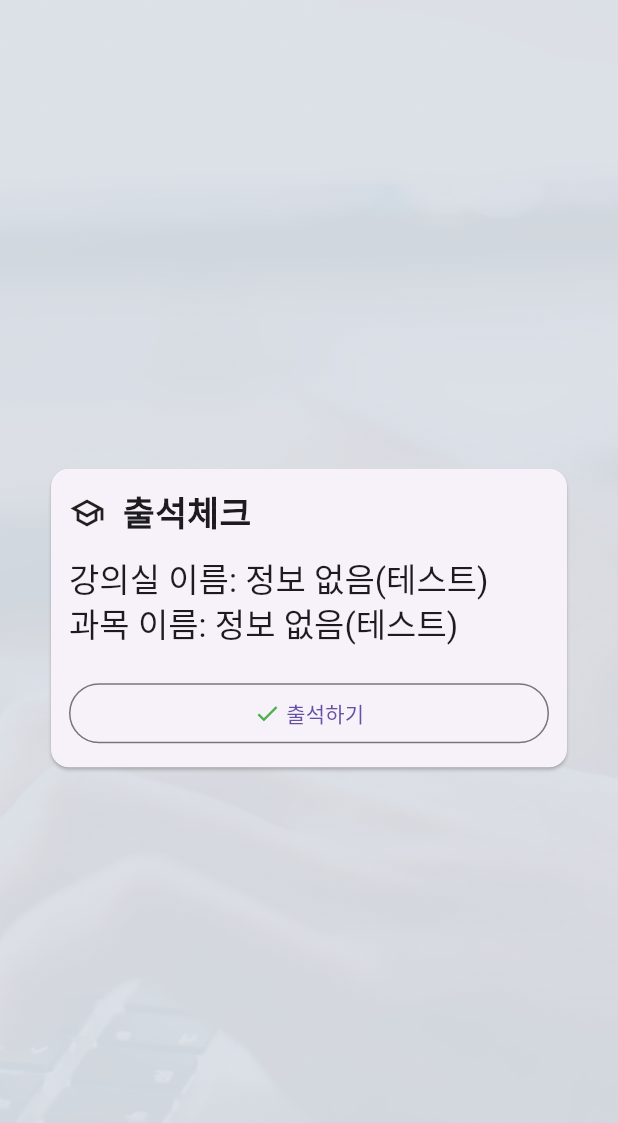
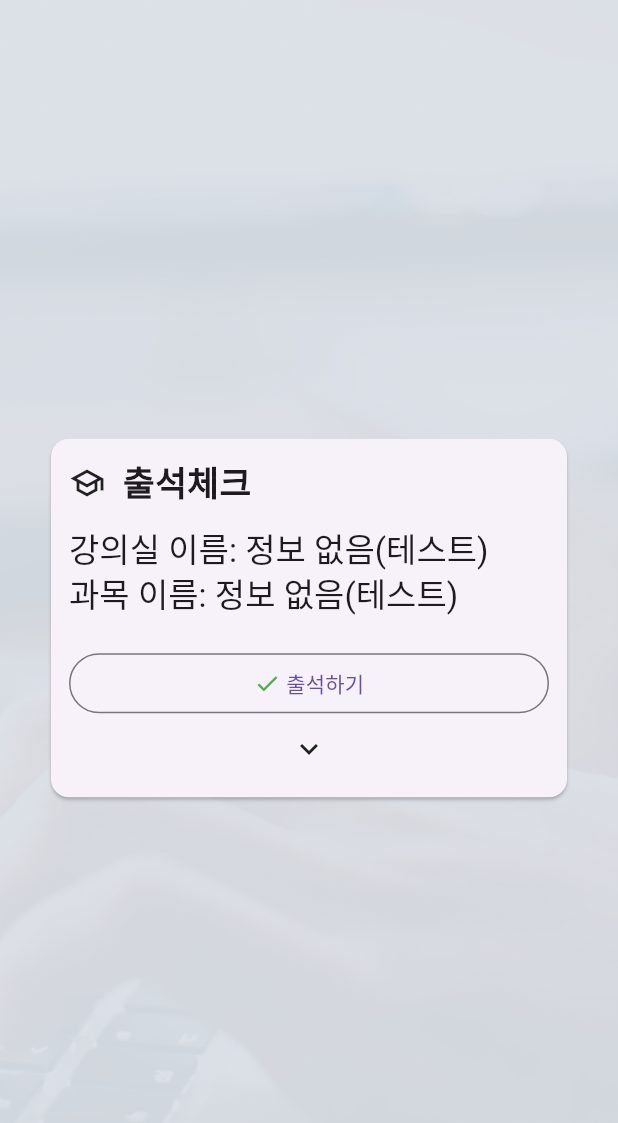
Before and after one commit to SUVID-18/check_attendance_student, a Flutter app: the screen it shows after launch, after a tap on "출결 테스트(로컬)", on a phone screen of 412 x 824 dp. Shown: the top 1123 px of the screen. Run offline on Flutter 3.47's test engine with Material 2 defaults, Android fonts, the phone set to English and light mode, and no system bars; our stand-ins replace cloud_firestore, cloud_functions, firebase_auth, firebase_core, firebase_dynamic_links, go_router and 1 more; accounts and stored records are empty; generated files the repository leaves out were written again.

Commit message:
#60 강의 목록 정보를 출력할 수 있도록 작업(초안)

```diff
--- a/lib/view/attendance.dart
+++ b/lib/view/attendance.dart
@@ -47,6 +47,7 @@ class _AttendancePageState extends State<AttendancePage> {
                       );
                     } else {
                       return CheckAttendanceCard(
+                        run: viewModel.getAllLectures,
                         lectureRoomName: snapshot.data!.room,
                         lectureName: snapshot.data!.name,
                         onAttendance: () async {
--- a/lib/view/attendance_fake.dart
+++ b/lib/view/attendance_fake.dart
@@ -38,7 +38,8 @@ class _FakeAttendancePageState extends State<FakeAttendancePage> {
                     if (snapshot.connectionState == ConnectionState.waiting) {
                       return const Center(child: CircularProgressIndicator());
                     } else {
-                      return const CheckAttendanceCard(
+                      return CheckAttendanceCard(
+                        run: viewModel.getAllLectures,
                         lectureRoomName: '정보 없음(테스트)',
                         lectureName: '정보 없음(테스트)',
                       );
--- a/lib/view/styles.dart
+++ b/lib/view/styles.dart
@@ -1,3 +1,4 @@
+import 'package:check_attendance_student/model/lecture.dart';
 import 'package:flutter/material.dart';
 
 /// 강의실 정보와 출석하기 버튼이 포함된 위젯
@@ -23,11 +24,13 @@ import 'package:flutter/material.dart';
 /// 번 출석 버튼을 누르면 버튼이 비활성화되도록 구현함.
 
 class CheckAttendanceCard extends StatefulWidget {
+  final Future<List<Lecture>?> Function()? run;
   final String lectureRoomName;
   final String lectureName;
   final void Function()? onAttendance;
 
   const CheckAttendanceCard({
+    this.run,
     required this.lectureRoomName,
     required this.lectureName,
     this.onAttendance,
@@ -99,6 +102,20 @@ class _CheckAttendanceCardState extends State<CheckAttendanceCard> {
                 ],
               ),
             ),
+            if (widget.run != null)
+              SubjectListExpansionTile(
+                  child: FutureBuilder(
+                future: widget.run!(),
+                // TODO: null처리 및 데이터 출력
+                builder: (context, snapshot) {
+                  if (snapshot.connectionState == ConnectionState.waiting) {
+                    return CircularProgressIndicator.adaptive();
+                  } else if (snapshot.data == null) {
+                  } else {
+                    return Text(snapshot.data!.toString());
+                  }
+                },
+              ))
           ],
         ),
       ),
```
